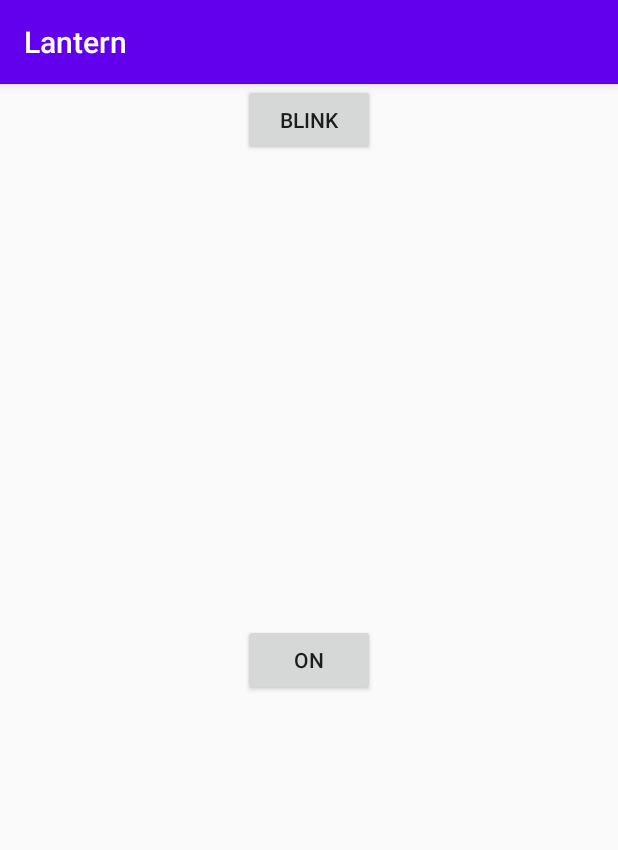
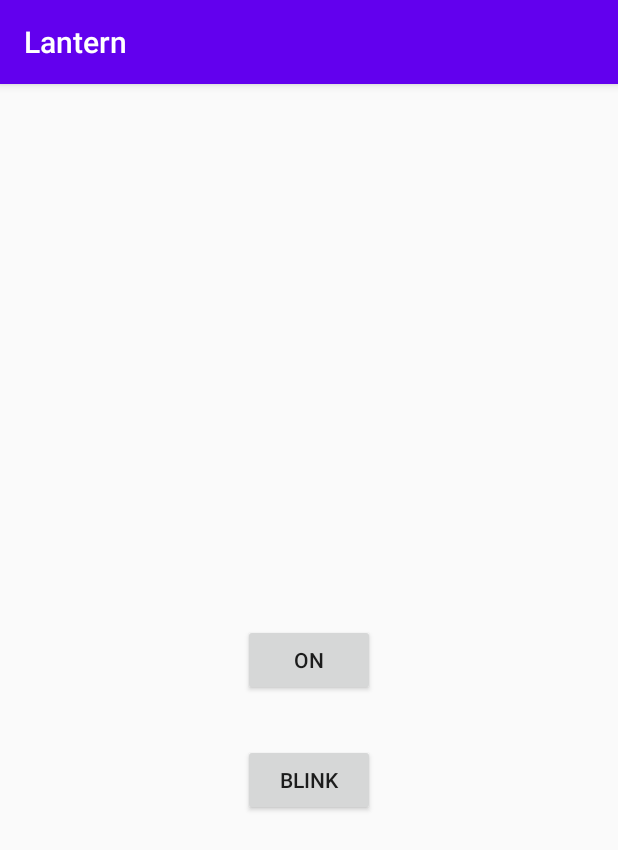
Before and after one commit to MadMakZa/Lantern, an Android app: the screen it shows after launch (MainActivity), after a tap on "BLINK", on a phone screen of 412 x 824 dp. Shown: the top 850 px of the screen. Run offline under Robolectric (Android 15) with nearby library versions, the phone set to English and light mode, and no system bars; 4 statements that could not run were skipped.

Commit message:
add method blink, work version

```diff
--- a/app/src/main/java/com/example/lantern/FlashClass.java
+++ b/app/src/main/java/com/example/lantern/FlashClass.java
@@ -42,7 +42,7 @@ public class FlashClass {
     public void blink() {
         flashOn();
         try {
-            Thread.sleep(500);
+            Thread.sleep(300);
         } catch (InterruptedException e) {
             e.printStackTrace();
         }
--- a/app/src/main/res/layout/activity_main.xml
+++ b/app/src/main/res/layout/activity_main.xml
@@ -24,10 +24,12 @@
         android:id="@+id/btnFlash"
         android:layout_width="wrap_content"
         android:layout_height="wrap_content"
+        android:layout_marginTop="32dp"
         android:onClick="onClickBlink"
         android:text="@string/btnBlink"
         app:layout_constraintEnd_toEndOf="@+id/btnOnOff"
+        app:layout_constraintHorizontal_bias="0.0"
         app:layout_constraintStart_toStartOf="@+id/btnOnOff"
-        tools:layout_editor_absoluteY="422dp" />
+        app:layout_constraintTop_toBottomOf="@+id/btnOnOff" />
 
 </androidx.constraintlayout.widget.ConstraintLayout>
```
